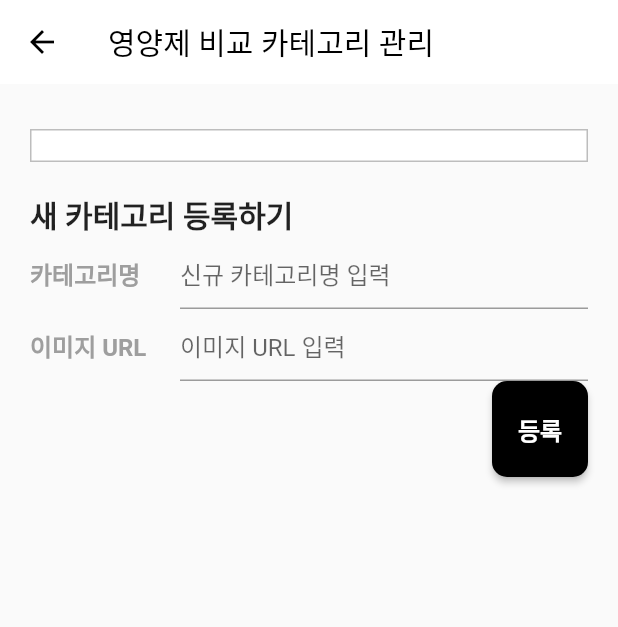
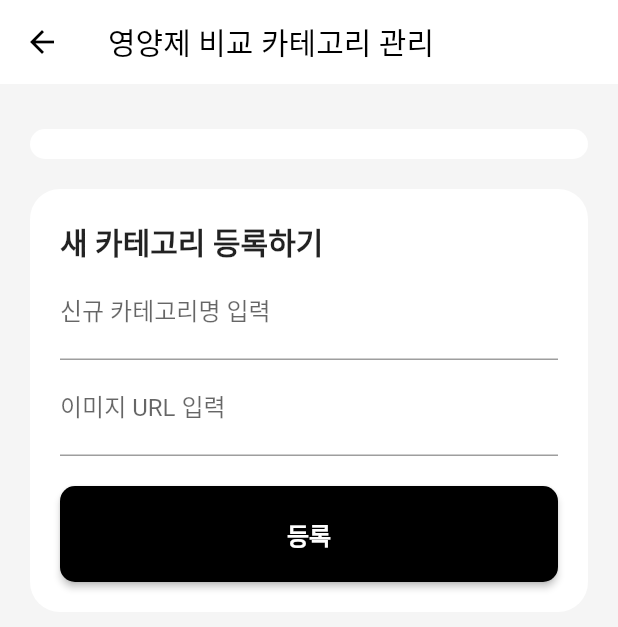
Before and after one commit to vreal2030/vreal0, a Flutter app: the ManageSupplementCategory screen opened directly, on a phone screen of 412 x 824 dp. Shown: the top 627 px of the screen. Run offline on Flutter 3.47's test engine with Material 2 defaults, Android fonts, the phone set to English and light mode, and no system bars; our stand-ins replace cloud_firestore, firebase_core; accounts and stored records are empty; network calls fail; Roboto replaces fonts that are missing (Pretendard).

Commit message:
ui update

```diff
--- a/lib/main.dart
+++ b/lib/main.dart
@@ -42,6 +42,7 @@ class MyApp extends StatelessWidget {
       // debugShowCheckedModeBanner: false,
       color: Colors.white,
       theme: ThemeData(
+        // scaffoldBackgroundColor: Colors.white,
         materialTapTargetSize: MaterialTapTargetSize.padded,
         appBarTheme: const AppBarTheme(
             backgroundColor: Colors.white,
@@ -52,8 +53,8 @@ class MyApp extends StatelessWidget {
             )),
         fontFamily: 'Pretendard',
         colorScheme: ColorScheme.fromSwatch(
+            primarySwatch: Colors.grey,
             backgroundColor: Colors.white,
-            primarySwatch: Colors.grey,
             brightness: Brightness.light),
         elevatedButtonTheme: ElevatedButtonThemeData(
           style: ButtonStyle(
--- a/lib/src/pages/admin/manage_main_column.dart
+++ b/lib/src/pages/admin/manage_main_column.dart
@@ -15,6 +15,7 @@ class ManageMainColumn extends StatelessWidget {
     TextEditingController imageUrlController = TextEditingController();
 
     return Scaffold(
+      backgroundColor: Colors.grey.shade100,
       appBar: AppBar(
         title: const Text('메인 칼럼 관리'),
         centerTitle: false,
@@ -30,8 +31,8 @@ class ManageMainColumn extends StatelessWidget {
                 builder: (context, value, child) {
                   return Container(
                     decoration: BoxDecoration(
+                      borderRadius: BorderRadius.circular(20),
                       color: Colors.white,
-                      border: Border.all(color: Colors.black26, width: 1),
                     ),
                     padding: const EdgeInsets.symmetric(
                         vertical: 10, horizontal: 20),
@@ -84,6 +85,7 @@ class ManageMainColumn extends StatelessWidget {
                 decoration: BoxDecoration(
                   borderRadius: BorderRadius.circular(20),
                   color: Colors.white,
+                  //
                 ),
                 padding:
                     const EdgeInsets.symmetric(vertical: 20, horizontal: 20),
--- a/lib/src/pages/admin/manage_supplement_category.dart
+++ b/lib/src/pages/admin/manage_supplement_category.dart
@@ -11,6 +11,7 @@ class ManageSupplementCategory extends StatelessWidget {
     TextEditingController categoryNameController = TextEditingController();
     TextEditingController imageUrlController = TextEditingController();
     return Scaffold(
+      backgroundColor: Colors.grey.shade100,
       appBar: AppBar(
         title: const Text('영양제 비교 카테고리 관리'),
         centerTitle: false,
@@ -26,8 +27,8 @@ class ManageSupplementCategory extends StatelessWidget {
                 builder: (context, value, child) {
                   return Container(
                     decoration: BoxDecoration(
+                      borderRadius: BorderRadius.circular(20),
                       color: Colors.white,
-                      border: Border.all(color: Colors.black26, width: 1),
                     ),
                     padding: const EdgeInsets.symmetric(
                         vertical: 10, horizontal: 20),
@@ -81,6 +82,16 @@ class ManageSupplementCategory extends StatelessWidget {
                 },
               ),
               const SizedBox(height: 20),
+              Container(
+                decoration: BoxDecoration(
+                  borderRadius: BorderRadius.circular(20),
+                  color: Colors.white,
+                ),
+                padding:
+                    const EdgeInsets.symmetric(vertical: 20, horizontal: 20),
+                child: Column(
+                    crossAxisAlignment: CrossAxisAlignment.stretch,
+                    children: [
                       // 새 카테고리 등록하기
                       const Align(
                         alignment: Alignment.bottomLeft,
@@ -93,51 +104,20 @@ class ManageSupplementCategory extends StatelessWidget {
                         ),
                       ),
                       // 텍스트필트
-              Row(
-                children: [
-                  const SizedBox(
-                      width: 90,
-                      child: Text(
-                        '카테고리명',
-                        style: TextStyle(
-                            fontSize: 16,
-                            fontWeight: FontWeight.bold,
-                            color: Colors.grey),
-                      )),
-                  const SizedBox(width: 10),
-                  Expanded(
-                    child: TextField(
+                      TextField(
                         controller: categoryNameController,
-                      decoration:
-                          const InputDecoration(hintText: '신규 카테고리명 입력'),
+                        decoration: const InputDecoration(
+                          hintText: '신규 카테고리명 입력',
+                          labelText: '신규 카테고리명 입력',
                         ),
                       ),
-                ],
+                      TextField(
+                        controller: imageUrlController,
+                        decoration: const InputDecoration(
+                            hintText: '이미지 URL 입력', labelText: '이미지 URL 입력'),
                       ),
-              Row(
-                children: [
-                  const SizedBox(
-                      width: 90,
-                      child: Text(
-                        '이미지 URL',
-                        style: TextStyle(
-                            fontSize: 16,
-                            fontWeight: FontWeight.bold,
-                            color: Colors.grey),
-                      )),
-                  const SizedBox(width: 10),
-                  Expanded(
-                    child: TextField(
-                      controller: imageUrlController,
-                      decoration: const InputDecoration(hintText: '이미지 URL 입력'),
-                    ),
-                  ),
-                ],
-              ),
+                      const SizedBox(height: 20),
                       // 버튼
-              Row(
-                children: [
-                  const Spacer(),
                       ElevatedButton(
                           onPressed: () {
                             debugPrint('등록 is Clciked');
@@ -148,7 +128,7 @@ class ManageSupplementCategory extends StatelessWidget {
                             imageUrlController.text = '';
                           },
                           child: const Text('등록'))
-                ],
+                    ]),
               )
             ],
           ),
```
Also changed, not shown: lib/src/pages/admin/manage_main_title.dart (+44 -19 lines), 1 other file. Lines whose indentation alone changed are shown as unchanged.
